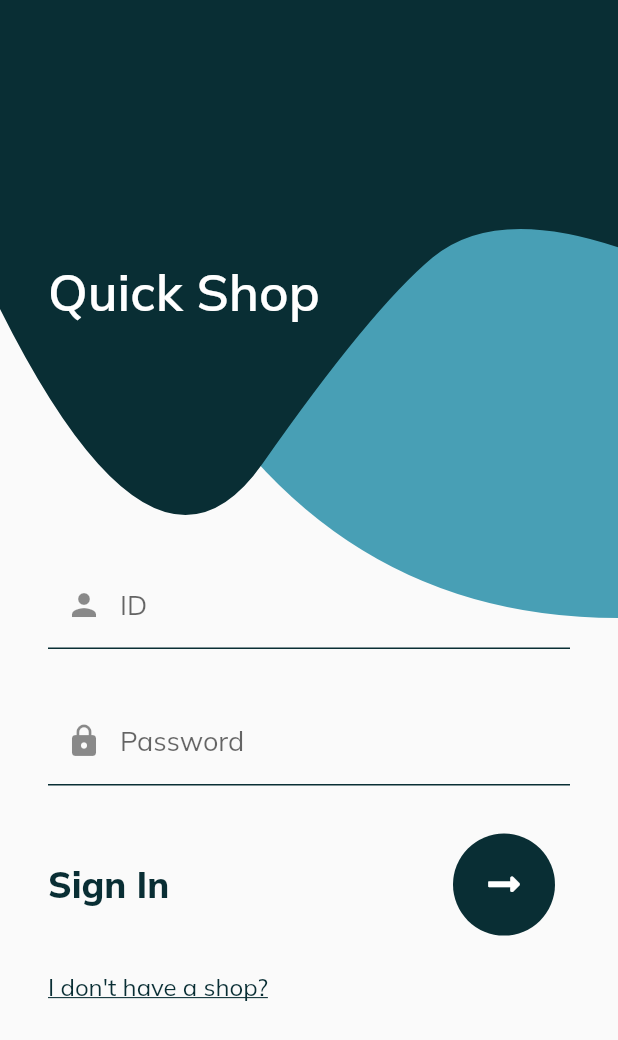
After one commit to RubaHashash/e-Shop, a Flutter app: the LoginPage screen opened directly, after a tap on "I have a shop?", on a phone screen of 412 x 824 dp. The commit adds this screen. Shown: the top 1040 px of the screen. Run offline on Flutter 3.47's test engine with Material 2 defaults, Android fonts, the phone set to English and light mode, and no system bars; our stand-ins replace cloud_firestore, firebase_auth, font_awesome_flutter, google_fonts, shared_preferences; accounts and stored records are empty.

Commit message:
add login page for the store admin

```diff
--- /dev/null
+++ b/lib/Admin/AdminSignIn.dart
@@ -0,0 +1,169 @@
+import 'package:cloud_firestore/cloud_firestore.dart';
+import 'package:e_shop_app/Admin/AdminHomePage.dart';
+import 'package:e_shop_app/Authentication/LoginPage.dart';
+import 'package:e_shop_app/Authentication/background_painter.dart';
+import 'package:e_shop_app/Authentication/sign_in_up_bar.dart';
+import 'package:e_shop_app/config/decoration_functions.dart';
+import 'package:e_shop_app/config/palette.dart';
+import 'package:flutter/cupertino.dart';
+import 'package:flutter/material.dart';
+
+class AdminSignIn extends StatefulWidget {
+  @override
+  _AdminSignInState createState() => _AdminSignInState();
+}
+
+class _AdminSignInState extends State<AdminSignIn>with SingleTickerProviderStateMixin {
+
+  final GlobalKey<FormState> _formKey = GlobalKey<FormState>();
+
+  final TextEditingController _adminID = TextEditingController();
+  final TextEditingController _password = TextEditingController();
+
+  AnimationController _controller;
+
+  @override
+  void initState() {
+    super.initState();
+    _controller =
+        AnimationController(vsync: this, duration: const Duration(seconds: 2));
+  }
+
+  @override
+  void dispose() {
+    _controller.dispose();
+    super.dispose();
+  }
+
+  loginAdmin() async{
+    if (_formKey.currentState.validate()) {
+      _formKey.currentState.save();
+
+      Firestore.instance.collection("admins").getDocuments().then((snapshot) {
+        snapshot.documents.forEach((result){
+          if(result.data["id"] != _adminID.text.trim()){
+            // Scaffold.of(context).showSnackBar(SnackBar(content: Text("Your ID is incorrect.")));
+          }
+          else if(result.data["password"] != _password.text.trim()){
+            // Scaffold.of(context).showSnackBar(SnackBar(content: Text("Your password is incorrect.")));
+          }
+          else{
+            // Scaffold.of(context).showSnackBar(SnackBar(content: Text("Welcome to your shop, " + result.data["name"])));
+
+            setState((){
+              _adminID.text = "";
+              _password.text = "";
+            });
+            Route route = MaterialPageRoute(builder: (c) => AdminHome());
+            Navigator.push(context, route);
+          }
+        });
+      });
+    }
+  }
+
+  @override
+  Widget build(BuildContext context) {
+    return Scaffold(
+      body: Stack(
+        children: [
+          SizedBox.expand(
+            child: CustomPaint(
+              painter: BackgroundPainter(
+                animation: _controller.view
+              ),
+            ),
+          ),
+
+
+          Container(
+            child: Padding(
+              padding: const EdgeInsets.all(32.0),
+              child: Form(
+                key: _formKey,
+                child: Column(
+                  children: [
+                    Expanded(
+                      flex: 3,
+                      child: Align(alignment: Alignment.centerLeft,
+                        child: Text(
+                          'Quick Shop',
+                          style: TextStyle(
+                              color: Colors.white,
+                              fontWeight: FontWeight.w600,
+                              fontSize: 34),
+                        ),
+                      ),
+                    ),
+                    Expanded(
+                      flex: 4,
+                      child: ListView(
+                        children: [
+                          Padding(padding: EdgeInsets.symmetric(vertical: 16),
+                            child: TextFormField(
+                              controller: _adminID,
+                              validator: (input) {
+                                if (input.isEmpty) {
+                                  return 'Enter your ID';
+                                }
+                                return null;
+                              },
+                              decoration: signInDecoration(hintText: 'ID', data: Icons.person),
+                              onSaved: (input) => _adminID.text = input,
+
+                            ),
+                          ),
+
+                          Padding(padding: EdgeInsets.symmetric(vertical: 16),
+                            child: TextFormField(
+                              controller: _password,
+                              validator: (input) {
+                                if (input.length < 6) {
+                                  return 'Provide Minimum 6 Characters';
+                                }
+                                return null;
+                              },
+                              decoration: signInDecoration(hintText: 'Password', data: Icons.lock),
+                              obscureText: true,
+                              onSaved: (input) => _password.text = input,
+
+                            ),
+                          ),
+
+                          SignInBar(label: 'Sign In', isLoading: false, onPressed: loginAdmin),
+
+                          Align(
+                            alignment: Alignment.centerLeft,
+                            child: Padding(
+                              padding: const EdgeInsets.only(top: 8.0),
+                              child: InkWell(
+                                splashColor: Colors.white,
+                                onTap: () {
+                                  Route route = MaterialPageRoute(builder: (c) => LoginPage());
+                                  Navigator.pushReplacement(context, route);
+                                },
+                                child: const Text(
+                                  "I don't have a shop?",
+                                  style: TextStyle(
+                                    fontSize: 16,
+                                    decoration: TextDecoration.underline,
+                                    color: Palette.darkBlue,
+                                  ),
+                                ),
+                              ),
+                            ),
+                          ),
+
+                        ],
+                      ),
+                    ),
+                  ],
+                ),
+              ),
+            ),
+          )
+        ],
+      ),
+    );
+  }
+}
--- a/lib/Authentication/SignInForm.dart
+++ b/lib/Authentication/SignInForm.dart
@@ -1,3 +1,5 @@
+import 'package:e_shop_app/Admin/AdminSignIn.dart';
+
 import '../Store/StoreHome.dart';
 import 'file:///C:/Users/rubah/AndroidStudioProjects/e_shop_app/lib/config/decoration_functions.dart';
 import 'file:///C:/Users/rubah/AndroidStudioProjects/e_shop_app/lib/Authentication/sign_in_up_bar.dart';
@@ -149,6 +151,28 @@ class _SignInFormState extends State<SignInForm>  {
                         ),
                       ),
 
+                      Align(
+                        alignment: Alignment.centerLeft,
+                        child: Padding(
+                          padding: const EdgeInsets.only(top: 8.0),
+                          child: InkWell(
+                            splashColor: Colors.white,
+                            onTap: () {
+                              Route route = MaterialPageRoute(builder: (c) => AdminSignIn());
+                              Navigator.pushReplacement(context, route);
+                            },
+                            child: const Text(
+                              'I have a shop?',
+                              style: TextStyle(
+                                fontSize: 16,
+                                decoration: TextDecoration.underline,
+                                color: Palette.darkBlue,
+                              ),
+                            ),
+                          ),
+                        ),
+                      ),
+
                     ],
                   ),
               ),
--- a/lib/Authentication/SignUpPage.dart
+++ b/lib/Authentication/SignUpPage.dart
@@ -1,6 +1,5 @@
 
 import 'package:cloud_firestore/cloud_firestore.dart';
-import 'package:e_shop_app/AdminHomePage.dart';
 import 'package:e_shop_app/DialogBox/errorDialog.dart';
 import 'package:e_shop_app/Store/StoreHome.dart';
 import 'package:e_shop_app/config/config.dart';
--- a/lib/main.dart
+++ b/lib/main.dart
@@ -1,5 +1,3 @@
-import 'package:e_shop_app/AdminHomePage.dart';
-import 'package:e_shop_app/Store/StoreHome.dart';
 import 'package:e_shop_app/config/config.dart';
 import 'package:firebase_auth/firebase_auth.dart';
 import 'package:flutter/material.dart';
```
Also changed, not shown: lib/Admin/AdminHomePage.dart (added, +16 -0 lines), lib/AdminHomePage.dart (deleted, +0 -86 lines).
